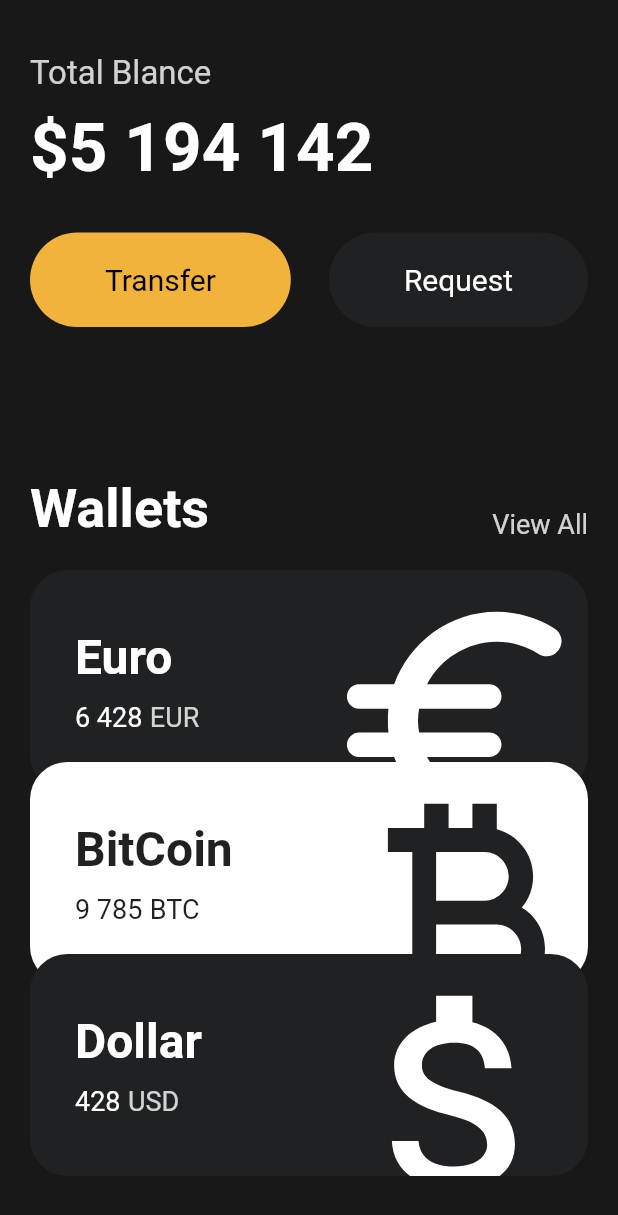
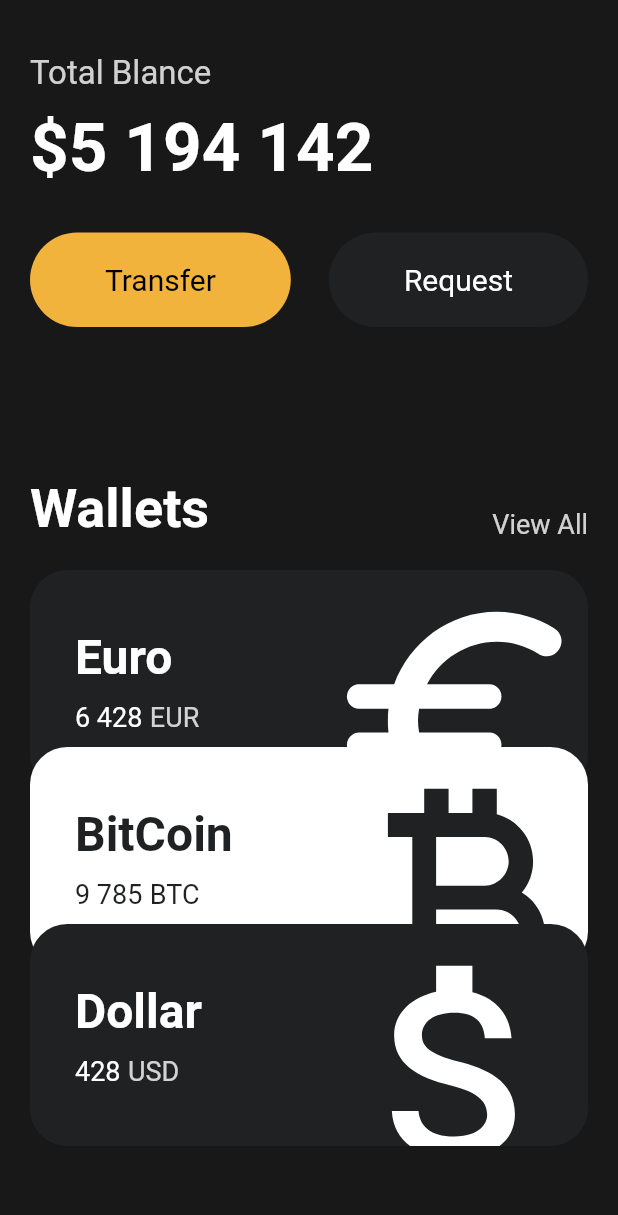
Before and after one commit to gretea5/learn-flutter, a Flutter app: the screen it shows after launch, scrolled down 168 dp, on a phone screen of 412 x 824 dp. Shown: the top 1215 px of the screen. Run offline on Flutter 3.47's test engine with Material 2 defaults, Android fonts, the phone set to English and light mode, and no system bars.

Commit message:
#3.9 Code Challenge

```diff
--- a/toonflix/lib/main.dart
+++ b/toonflix/lib/main.dart
@@ -122,32 +122,23 @@ class App extends StatelessWidget {
                   amount: '6 428',
                   icon: Icons.euro_rounded,
                   isInverted: false,
+                  order: 1,
                 ),
-                Transform.translate(
-                  offset: const Offset(
-                    0,
-                    -20,
-                  ),
-                  child: const CurrencyCard(
+                const CurrencyCard(
                   name: 'BitCoin',
                   code: 'BTC',
                   amount: '9 785',
                   icon: Icons.currency_bitcoin,
                   isInverted: true,
+                  order: 2,
                 ),
-                ),
-                Transform.translate(
-                  offset: const Offset(
-                    0,
-                    -40,
-                  ),
-                  child: const CurrencyCard(
+                const CurrencyCard(
                   name: 'Dollar',
                   code: 'USD',
                   amount: '428',
                   icon: Icons.attach_money_outlined,
                   isInverted: false,
-                  ),
+                  order: 3,
                 ),
               ],
             ),
--- a/toonflix/lib/widgets/currency_card.dart
+++ b/toonflix/lib/widgets/currency_card.dart
@@ -4,7 +4,9 @@ class CurrencyCard extends StatelessWidget {
   final String name, code, amount;
   final IconData icon;
   final bool isInverted;
+  final double order;
   final _blackColor = const Color(0xFF1F2123);
+  final cardInterval = 30;
   const CurrencyCard({
     super.key,
     required this.name,
@@ -12,10 +14,16 @@ class CurrencyCard extends StatelessWidget {
     required this.amount,
     required this.icon,
     required this.isInverted,
+    required this.order,
   });
   @override
   Widget build(BuildContext context) {
-    return Container(
+    return Transform.translate(
+      offset: Offset(
+        0,
+        -((order - 1) * cardInterval),
+      ),
+      child: Container(
         clipBehavior: Clip.hardEdge,
         decoration: BoxDecoration(
           color: isInverted ? Colors.white : _blackColor,
@@ -82,6 +90,7 @@ class CurrencyCard extends StatelessWidget {
             ],
           ),
         ),
+      ),
     );
   }
 }
```
Lines whose indentation alone changed are shown as unchanged.
